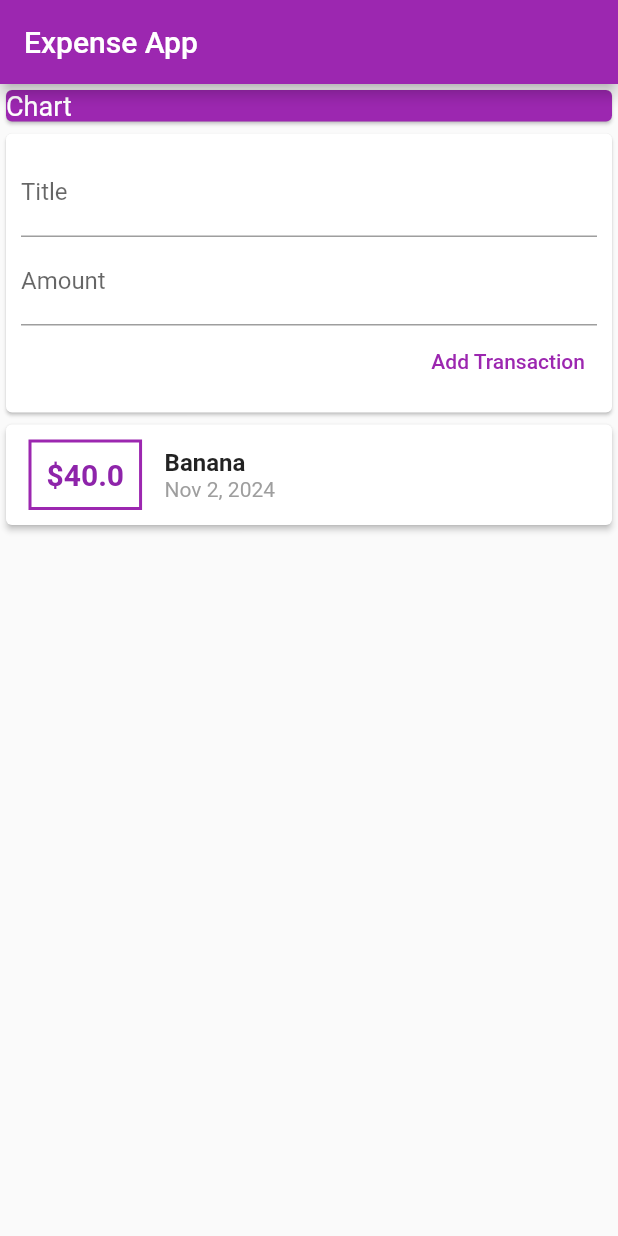
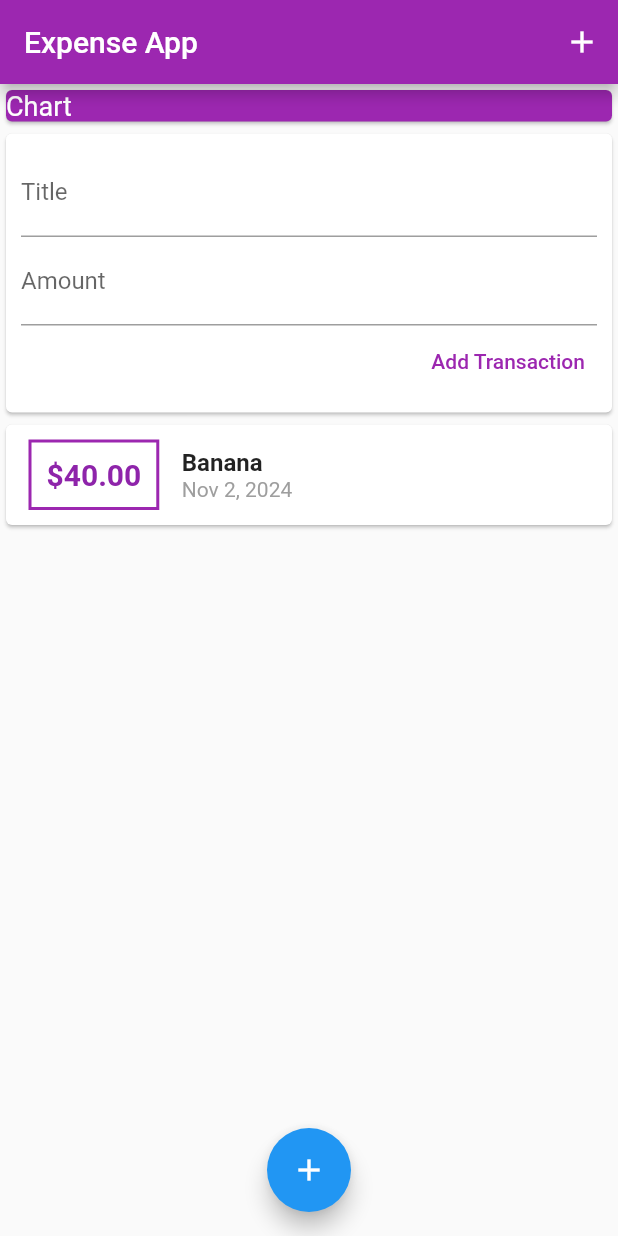
Before and after one commit to HeshmatGhaffariHadid/Expense-Recorder, a Flutter app: the screen it shows after launch, after a tap on "Add Transaction", on a phone screen of 412 x 824 dp. Run offline on Flutter 3.47's test engine with Material 2 defaults, Android fonts, the phone set to English and light mode, and no system bars.

Commit message:
functionality refined

```diff
--- a/lib/main.dart
+++ b/lib/main.dart
@@ -1,8 +1,7 @@
-import 'package:expence_palnner/new_transaction.dart';
-import 'package:expence_palnner/user_transactions.dart';
+import 'package:expence_palnner/widgets/new_transaction.dart';
+import 'package:expence_palnner/widgets/user_transactions.dart';
 import 'package:expence_palnner/widgets/transaction_list.dart';
 import 'package:flutter/material.dart';
-
 
 void main() => runApp(MyApp());
 
@@ -16,7 +15,6 @@
 }
 
 class HomePage extends StatelessWidget {
-
   // String? titleInput;
   // String? amountInput;
 
@@ -27,19 +25,23 @@
   Widget build(BuildContext context) {
     return Scaffold(
       appBar: AppBar(
-        title: Text('Expense App'),
+        title: const Text('Expense App'),
+        actions: [
+          IconButton(
+            onPressed: () {},
+            icon: const Icon(Icons.add),
+          ),
+        ],
         backgroundColor: Colors.purple,
       ),
-      body: ListView(
-        children:[ Column(
-          // mainAxisAlignment: MainAxisAlignment.center,
-          // crossAxisAlignment: CrossAxisAlignment.center,
+      body: SingleChildScrollView(
+        child: Column(
           children: [
             Card(
               color: Colors.purple,
               child: Container(
                 width: double.infinity,
-                child: Text(
+                child: const Text(
                   'Chart',
                   style: TextStyle(
                     fontSize: 18,
@@ -48,11 +50,12 @@
                 ),
               ),
             ),
-            UserTransactions(),
+            const UserTransactions(),
           ],
         ),
-    ],
       ),
+      floatingActionButtonLocation: FloatingActionButtonLocation.centerFloat,
+      floatingActionButton: FloatingActionButton(child: Icon(Icons.add),onPressed: (){},),
     );
   }
 }
--- a/lib/new_transaction.dart
+++ b/lib/widgets/new_transaction.dart
@@ -1,4 +1,4 @@
-import 'package:expence_palnner/user_transactions.dart';
+import 'package:expence_palnner/widgets/user_transactions.dart';
 import 'package:flutter/material.dart';
 
 class NewTransaction extends StatelessWidget {
@@ -8,38 +8,42 @@
 
 NewTransaction(this.addNewTx);
 
+void submitData(){
+  final enteredTitle = titleController.text;
+  final enteredAmount = double.parse(amountController.text);
+
+  if(enteredTitle.isEmpty || enteredAmount <= 0){
+    return;
+  }
+  addNewTx(
+    enteredTitle,
+    enteredAmount);
+}
+
+
   @override
   Widget build(BuildContext context) {
     return Card(
       child: Container(
-        padding: EdgeInsets.all(10),
+        padding: const EdgeInsets.all(10),
         child: Column(
           crossAxisAlignment: CrossAxisAlignment.end,
           children: [
             TextField(
-              decoration: InputDecoration(
-                labelText: 'Title',
-              ),
+              decoration: const InputDecoration(labelText: 'Title'),
               controller: titleController,
-              // onChanged: (value){
-              //   titleInput = value;
-              // },
+              onSubmitted: (_) => submitData(),
             ),
             TextField(
-              decoration: InputDecoration(labelText: 'Amount'),
+              decoration: const InputDecoration(labelText: 'Amount'),
               controller: amountController,
               keyboardType: TextInputType.number,
-              // onChanged: (value){
-              //   amountInput = value;
-              // },
-
+              onSubmitted: (_) => submitData(),
             ),
             TextButton(
-              child: Text('Add Transaction',style: TextStyle(
+              child: const Text('Add Transaction',style: TextStyle(
                   color: Colors.purple),),
-              onPressed: (){
-                addNewTx(titleController.text, double.parse(amountController.text),);
-              },
+              onPressed: submitData,
             ),
 
           ],
--- a/lib/widgets/transaction_list.dart
+++ b/lib/widgets/transaction_list.dart
@@ -1,32 +1,28 @@
 import 'package:flutter/material.dart';
 import 'package:intl/intl.dart';
-
 import '../models/transaction.dart';
 
 class TransactionList extends StatelessWidget {
-
   final List<Transaction> transaction;
   TransactionList(this.transaction);
 
-
   @override
   Widget build(BuildContext context) {
-    return Column(
-      children: transaction.map((tx) {
+    return Container(
+      height: 300,
+      child: ListView.builder(itemBuilder: (ctx, index) {
         return Card(
-          // shadowColor: Colors.deepPurple.shade200,
-          elevation: 1.8,
           child: Row(
             children: [
               Container(
                 margin:
-                EdgeInsets.symmetric(vertical: 10, horizontal: 15),
-                padding: EdgeInsets.all(10),
+                    const EdgeInsets.symmetric(vertical: 10, horizontal: 15),
+                padding: const EdgeInsets.all(10),
                 decoration: BoxDecoration(
                   border: Border.all(color: Colors.purple, width: 2),
                 ),
                 child: Text(
-                  '\$${tx.amount}',
+                  '\$${transaction[index].amount.toStringAsFixed(2)}',
                   style: TextStyle(
                     fontSize: 20,
                     fontWeight: FontWeight.bold,
@@ -38,16 +34,16 @@
                 crossAxisAlignment: CrossAxisAlignment.start,
                 children: [
                   Text(
-                    '${tx.title}',
-                    style: TextStyle(
+                    transaction[index].title,
+                    style: const TextStyle(
                       fontWeight: FontWeight.bold,
                       fontSize: 16,
                     ),
                   ),
                   Text(
                     //Formatting the date
-                    DateFormat.yMMMd().format(tx.date),
-                    style: TextStyle(
+                    DateFormat.yMMMd().format(transaction[index].date),
+                    style: const TextStyle(
                       color: Colors.grey,
                     ),
                   ),
@@ -56,7 +52,9 @@
             ],
           ),
         );
-      }).toList(),
+      },
+      itemCount: transaction.length,
+      ),
     );
   }
 }
--- a/lib/user_transactions.dart
+++ b/lib/widgets/user_transactions.dart
@@ -1,7 +1,6 @@
 import 'package:expence_palnner/widgets/transaction_list.dart';
 import 'package:flutter/material.dart';
-
-import 'models/transaction.dart';
+import '../models/transaction.dart';
 import 'new_transaction.dart';
 
 class UserTransactions extends StatefulWidget {
@@ -27,7 +26,8 @@
         id: DateTime.now().toString(),
         title: txTitle,
         amount: txAmount,
-        date: DateTime.now());
+        date: DateTime.now(),
+    );
     setState(() {
       _userTransactions.add(newTx);
     });
```
